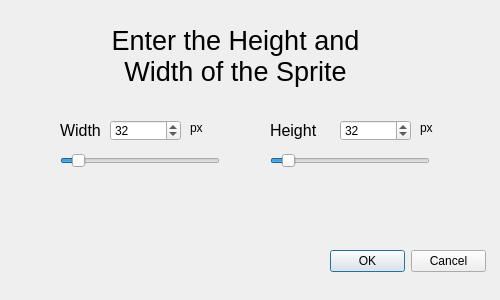
The window that Gixel/setspritesize.ui (ewaugh13/Pixel-Editor) describes before a commit, drawn with Qt 5.
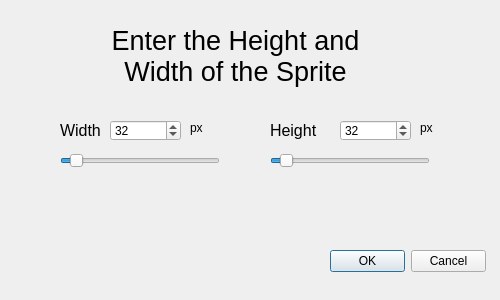
The same window after the commit.

```diff
--- a/Gixel/setspritesize.ui
+++ b/Gixel/setspritesize.ui
@@ -145,7 +145,7 @@
     <number>1</number>
    </property>
    <property name="maximum">
-    <number>400</number>
+    <number>512</number>
    </property>
    <property name="value">
     <number>32</number>
@@ -167,7 +167,7 @@
     <number>1</number>
    </property>
    <property name="maximum">
-    <number>400</number>
+    <number>512</number>
    </property>
    <property name="value">
     <number>32</number>
```
Left out of the diff: 4 changed lines with no effect on the pictures.
